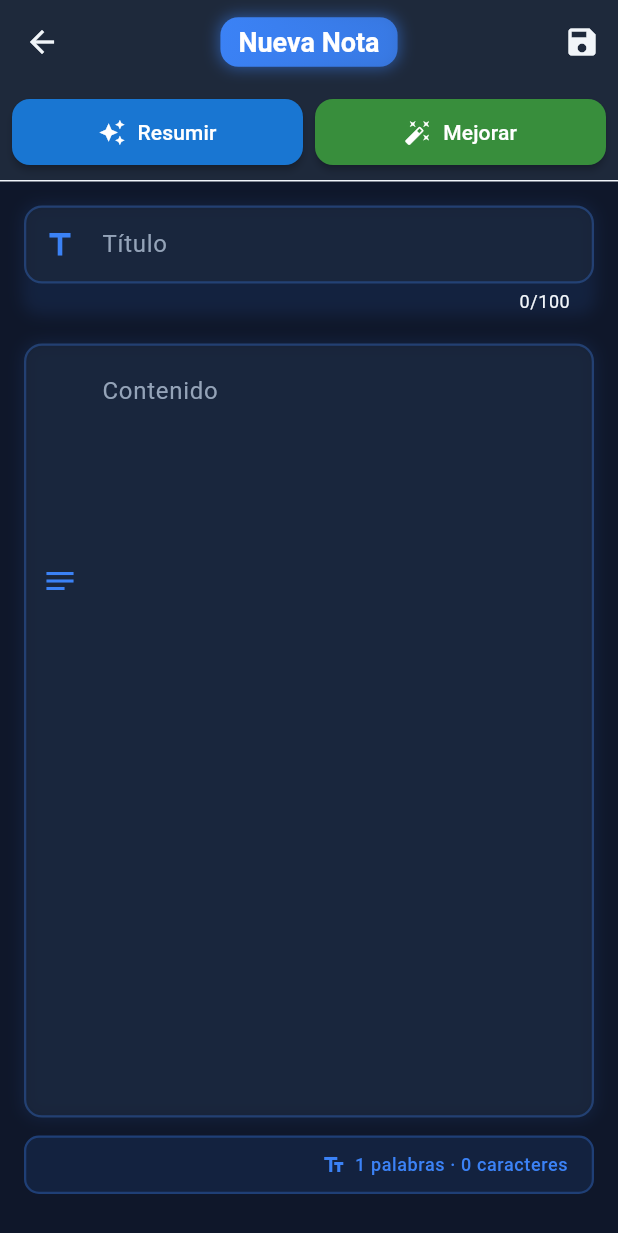
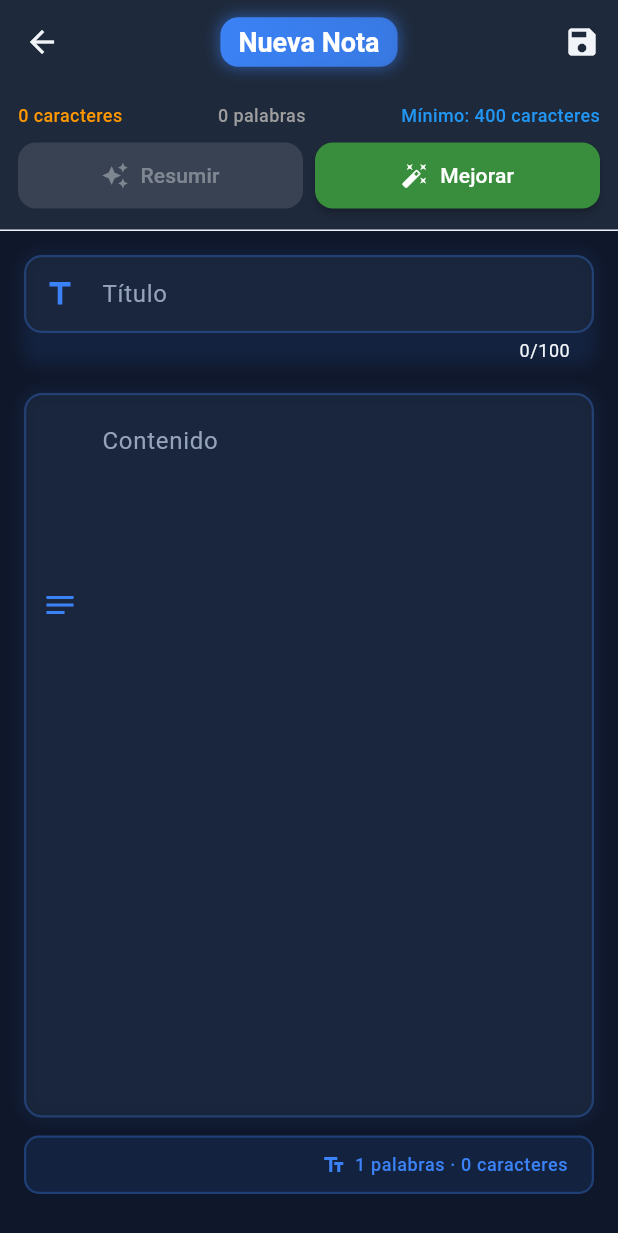
Before and after one commit to nanafakti-code/Mini-Bloc-de-Notas-Inteligente, a Flutter app: the screen it shows after launch, after a tap on the "add" icon, on a phone screen of 412 x 824 dp. Shown: the top 1233 px of the screen. Run offline on Flutter 3.47's test engine with Material 3 defaults, Android fonts, the phone set to English and light mode, and no system bars; our stand-ins replace flutter_dotenv, flutter_riverpod, sqflite, sqflite_common_ffi; accounts and stored records are empty.

Commit message:
Implementar IA con Groq API, validación de caracteres y refactorizar para seguridad
- Integrar Groq API (llama-3.3-70b-versatile) para Resumir y Mejorar Texto
- Añadir validación: mínimo 400 caracteres para usar botón Resumir
- Mostrar contador dinámico de caracteres y palabras que se actualiza en tiempo real
- Ocultar botón 'Usar resumen' cuando IA indica que no hay contenido suficiente
- Mover API Key a archivo .env (no se commitea por seguridad)
- Implementar flutter_dotenv para gestionar variables de entorno
- Crear .env.example como template para configuración
- Añadir permiso INTERNET en AndroidManifest.xml
- Mejorar UI con feedback visual (verde cuando se alcanza mínimo, naranja si no)

```diff
--- a/lib/features/notes/presentation/pages/note_edit_page.dart
+++ b/lib/features/notes/presentation/pages/note_edit_page.dart
@@ -19,6 +19,7 @@ class _NoteEditPageState extends ConsumerState<NoteEditPage> {
   late TextEditingController _contentController;
   bool _isLoading = false;
   bool _hasChanges = false;
+  static const int _minCharactersToSummarize = 400;
 
   @override
   void initState() {
@@ -28,9 +29,15 @@ class _NoteEditPageState extends ConsumerState<NoteEditPage> {
       text: widget.note?.content ?? '',
     );
 
-    // Listen for changes
-    _titleController.addListener(_onTextChanged);
-    _contentController.addListener(_onTextChanged);
+    // Listen for changes - rebuild on every change to update counters
+    _titleController.addListener(() {
+      _onTextChanged();
+      setState(() {});
+    });
+    _contentController.addListener(() {
+      _onTextChanged();
+      setState(() {}); // Rebuild to update character/word counters
+    });
   }
 
   void _onTextChanged() {
@@ -102,9 +109,15 @@ class _NoteEditPageState extends ConsumerState<NoteEditPage> {
   }
 
   Future<void> _summarizeNote() async {
-    if (_contentController.text.trim().isEmpty) {
+    final contentLength = _contentController.text.trim().length;
+
+    if (contentLength < _minCharactersToSummarize) {
       ScaffoldMessenger.of(context).showSnackBar(
-        const SnackBar(content: Text('No hay contenido para resumir')),
+        SnackBar(
+          content: Text(
+            'El texto debe tener al menos $_minCharactersToSummarize caracteres para resumir (actualmente tiene $contentLength)',
+          ),
+        ),
       );
       return;
     }
@@ -118,6 +131,13 @@ class _NoteEditPageState extends ConsumerState<NoteEditPage> {
       final summary = await aiService.summarizeText(_contentController.text);
 
       if (mounted) {
+        // Check if IA couldn't summarize (common phrases indicating no resumable content)
+        final cannotSummarize = summary.toLowerCase().contains('no hay texto que resumir') ||
+            summary.toLowerCase().contains('no contiene suficiente información') ||
+            summary.toLowerCase().contains('demasiado corto') ||
+            summary.toLowerCase().contains('texto proporcionado es muy corto') ||
+            summary.toLowerCase().contains('no hay contenido suficiente');
+
         showDialog(
           context: context,
           builder: (context) => AlertDialog(
@@ -134,6 +154,7 @@ class _NoteEditPageState extends ConsumerState<NoteEditPage> {
                 onPressed: () => Navigator.pop(context),
                 child: const Text('Cerrar'),
               ),
+              if (!cannotSummarize)
                 ElevatedButton(
                   onPressed: () {
                     _contentController.text = summary;
@@ -282,7 +303,7 @@ class _NoteEditPageState extends ConsumerState<NoteEditPage> {
         children: [
           // AI Actions Bar
           Container(
-            padding: const EdgeInsets.all(8),
+            padding: const EdgeInsets.all(12),
             decoration: BoxDecoration(
               color: Theme.of(context).colorScheme.surface,
               border: Border(
@@ -292,12 +313,52 @@ class _NoteEditPageState extends ConsumerState<NoteEditPage> {
                 ),
               ),
             ),
+            child: Column(
+              children: [
+                // Character and word counter
+                Padding(
+                  padding: const EdgeInsets.only(bottom: 8),
                   child: Row(
+                    mainAxisAlignment: MainAxisAlignment.spaceBetween,
+                    children: [
+                      Text(
+                        '${_contentController.text.length} caracteres',
+                        style: TextStyle(
+                          fontSize: 12,
+                          color: _contentController.text.length >= _minCharactersToSummarize
+                              ? Colors.green
+                              : Colors.orange,
+                          fontWeight: FontWeight.w500,
+                        ),
+                      ),
+                      Text(
+                        '${_contentController.text.split(RegExp(r'\s+')).where((word) => word.isNotEmpty).length} palabras',
+                        style: const TextStyle(
+                          fontSize: 12,
+                          color: Colors.grey,
+                          fontWeight: FontWeight.w500,
+                        ),
+                      ),
+                      Text(
+                        'Mínimo: $_minCharactersToSummarize caracteres',
+                        style: const TextStyle(
+                          fontSize: 12,
+                          color: Colors.blue,
+                          fontWeight: FontWeight.w500,
+                        ),
+                      ),
+                    ],
+                  ),
+                ),
+                // Buttons
+                Row(
                   mainAxisAlignment: MainAxisAlignment.spaceEvenly,
                   children: [
                     Expanded(
                       child: ElevatedButton.icon(
-                    onPressed: _isLoading ? null : _summarizeNote,
+                        onPressed: _isLoading || _contentController.text.trim().length < _minCharactersToSummarize
+                            ? null
+                            : _summarizeNote,
                         icon: const Icon(Icons.auto_awesome, size: 18),
                         label: const Text('Resumir'),
                         style: ElevatedButton.styleFrom(
@@ -315,6 +376,8 @@ class _NoteEditPageState extends ConsumerState<NoteEditPage> {
                           backgroundColor: Colors.green.shade700,
                         ),
                       ),
+                    ),
+                  ],
                 ),
               ],
             ),
--- a/lib/main.dart
+++ b/lib/main.dart
@@ -2,6 +2,7 @@ import 'dart:io';
 import 'package:flutter/material.dart';
 import 'package:flutter/services.dart';
 import 'package:flutter_riverpod/flutter_riverpod.dart';
+import 'package:flutter_dotenv/flutter_dotenv.dart';
 import 'package:sqflite_common_ffi/sqflite_ffi.dart';
 import 'app/app.dart';
 import 'core/database/app_database.dart';
@@ -9,6 +10,14 @@ import 'core/database/app_database.dart';
 void main() async {
   // Ensure Flutter bindings are initialized
   WidgetsFlutterBinding.ensureInitialized();
+
+  // Load environment variables from .env file
+  try {
+    await dotenv.load(fileName: '.env');
+  } catch (e) {
+    print('Advertencia: No se pudo cargar el archivo .env: $e');
+    // Continue without .env variables - useful for production
+  }
 
   // Initialize FFI for desktop platforms (Windows, Linux, macOS)
   if (Platform.isWindows || Platform.isLinux || Platform.isMacOS) {
```
Also changed, not shown: lib/core/services/ai_service.dart (+58 -94 lines), pubspec.yaml (+5 -3 lines), pubspec.lock, 3 other files. Lines whose indentation alone changed are shown as unchanged.
